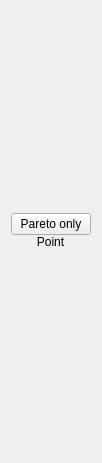
Before: the Qt Designer form OMOptim/GUI/Widgets/WidgetMooPointsList.ui in lmoresco/OpenModelica, drawn with Qt 5.
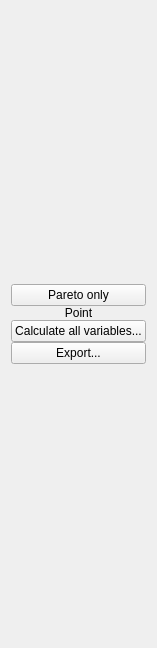
After: the same form once the commit is applied.

The edit to the form file:
```diff
--- a/OMOptim/GUI/Widgets/WidgetMooPointsList.ui
+++ b/OMOptim/GUI/Widgets/WidgetMooPointsList.ui
@@ -6,8 +6,8 @@
    <rect>
     <x>0</x>
     <y>0</y>
-    <width>95</width>
-    <height>463</height>
+    <width>147</width>
+    <height>648</height>
    </rect>
   </property>
   <property name="sizePolicy">
@@ -19,8 +19,8 @@
   <property name="windowTitle">
    <string>Form</string>
   </property>
-  <layout class="QGridLayout" name="gridLayout">
-   <item row="0" column="0">
+  <layout class="QVBoxLayout" name="verticalLayout">
+   <item>
     <widget class="QWidget" name="widgetList" native="true">
      <property name="sizePolicy">
       <sizepolicy hsizetype="Maximum" vsizetype="Expanding">
@@ -82,7 +82,42 @@
           </property>
          </widget>
         </item>
+        <item row="5" column="0" colspan="2">
+         <layout class="QGridLayout" name="gridLayout">
+          <property name="sizeConstraint">
+           <enum>QLayout::SetMaximumSize</enum>
+          </property>
+          <item row="0" column="0">
+           <widget class="QPushButton" name="pushCalcSelected">
+            <property name="enabled">
+             <bool>true</bool>
+            </property>
+            <property name="toolTip">
+             <string>&lt;!DOCTYPE HTML PUBLIC &quot;-//W3C//DTD HTML 4.0//EN&quot; &quot;http://www.w3.org/TR/REC-html40/strict.dtd&quot;&gt;
+&lt;html&gt;&lt;head&gt;&lt;meta name=&quot;qrichtext&quot; content=&quot;1&quot; /&gt;&lt;style type=&quot;text/css&quot;&gt;
+p, li { white-space: pre-wrap; }
+&lt;/style&gt;&lt;/head&gt;&lt;body style=&quot; font-family:'MS Shell Dlg 2'; font-size:8.25pt; font-weight:400; font-style:normal;&quot;&gt;
+&lt;p style=&quot; margin-top:0px; margin-bottom:0px; margin-left:0px; margin-right:0px; -qt-block-indent:0; text-indent:0px;&quot;&gt;&lt;span style=&quot; font-size:8pt;&quot;&gt;Recompute all variables from selected points.&lt;/span&gt;&lt;/p&gt;
+&lt;p style=&quot; margin-top:0px; margin-bottom:0px; margin-left:0px; margin-right:0px; -qt-block-indent:0; text-indent:0px;&quot;&gt;&lt;span style=&quot; font-size:8pt;&quot;&gt;Requires one simulation per point.&lt;/span&gt;&lt;/p&gt;&lt;/body&gt;&lt;/html&gt;</string>
+            </property>
+            <property name="text">
+             <string>Calculate all variables...</string>
+            </property>
+            <property name="flat">
+             <bool>false</bool>
+            </property>
+           </widget>
+          </item>
+          <item row="1" column="0">
+           <widget class="QPushButton" name="pushExport">
+            <property name="text">
+             <string>Export...</string>
+            </property>
+           </widget>
+          </item>
        </layout>
+      </item>
+     </layout>
       </item>
      </layout>
     </widget>
```
Left out of the diff: 2 changed lines with no effect on the pictures.
